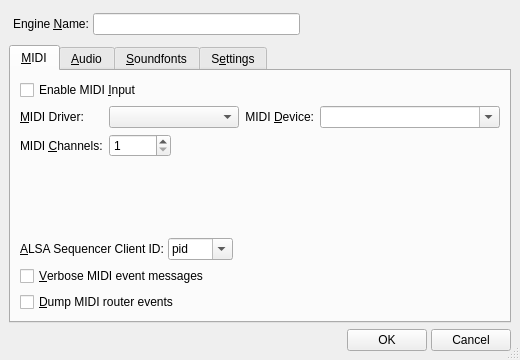
This is src/qsynthSetupForm.ui in rncbc/qsynth as Qt 5 draws it before an edit. The edited form follows.
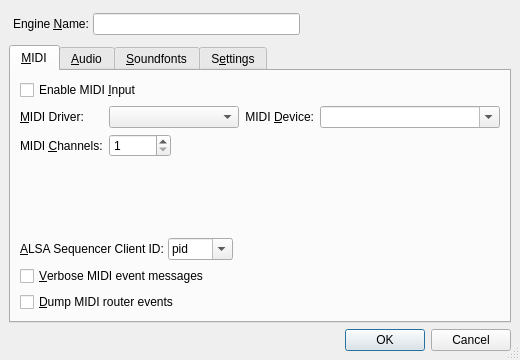
This is the edited form. Icons and pictures are not drawn.

Commit message: - General standard dialog buttons layout is now in place.

Diff of the .ui file:
```diff
--- a/src/qsynthSetupForm.ui
+++ b/src/qsynthSetupForm.ui
@@ -1084,47 +1084,14 @@
     </widget>
    </item>
    <item>
-    <layout class="QHBoxLayout" >
-     <property name="margin" >
-      <number>0</number>
+    <widget class="QDialogButtonBox" name="DialogButtonBox">
+     <property name="orientation">
+      <enum>Qt::Horizontal</enum>
      </property>
-     <property name="spacing" >
-      <number>4</number>
+     <property name="standardButtons">
+      <set>QDialogButtonBox::Cancel|QDialogButtonBox::Ok</set>
      </property>
-     <item>
-      <spacer>
-       <property name="orientation" >
-        <enum>Qt::Horizontal</enum>
-       </property>
-       <property name="sizeHint" >
-        <size>
-         <width>8</width>
-         <height>8</height>
-        </size>
-       </property>
-      </spacer>
-     </item>
-     <item>
-      <widget class="QPushButton" name="OkPushButton" >
-       <property name="text" >
-        <string>OK</string>
-       </property>
-       <property name="icon" >
-        <iconset resource="qsynth.qrc" >:/images/accept1.png</iconset>
-       </property>
-      </widget>
-     </item>
-     <item>
-      <widget class="QPushButton" name="CancelPushButton" >
-       <property name="text" >
-        <string>Cancel</string>
-       </property>
-       <property name="icon" >
-        <iconset resource="qsynth.qrc" >:/images/quit1.png</iconset>
-       </property>
-      </widget>
-     </item>
-    </layout>
+    </widget>
    </item>
   </layout>
  </widget>
```
Left out of the diff: 3 changed lines with no effect on the pictures. The commit also changes 13 other files.
